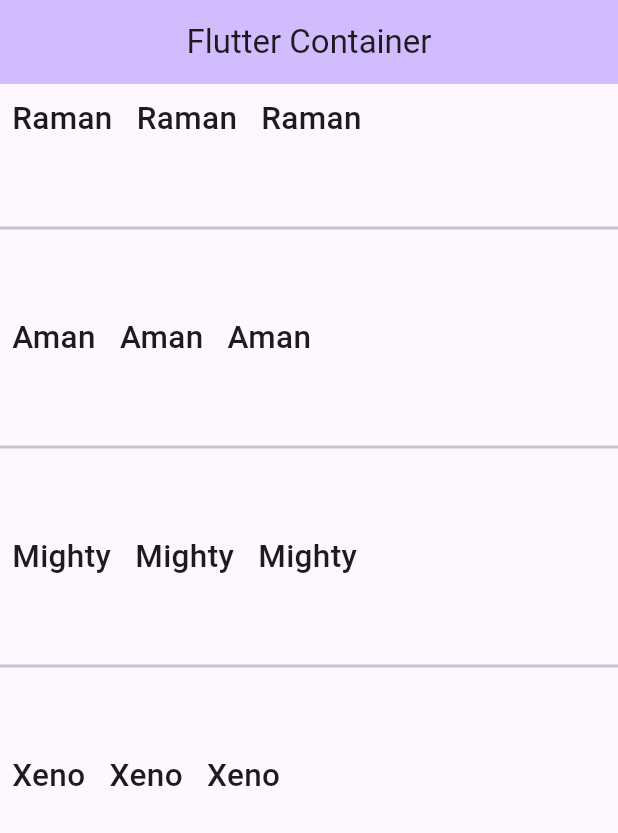
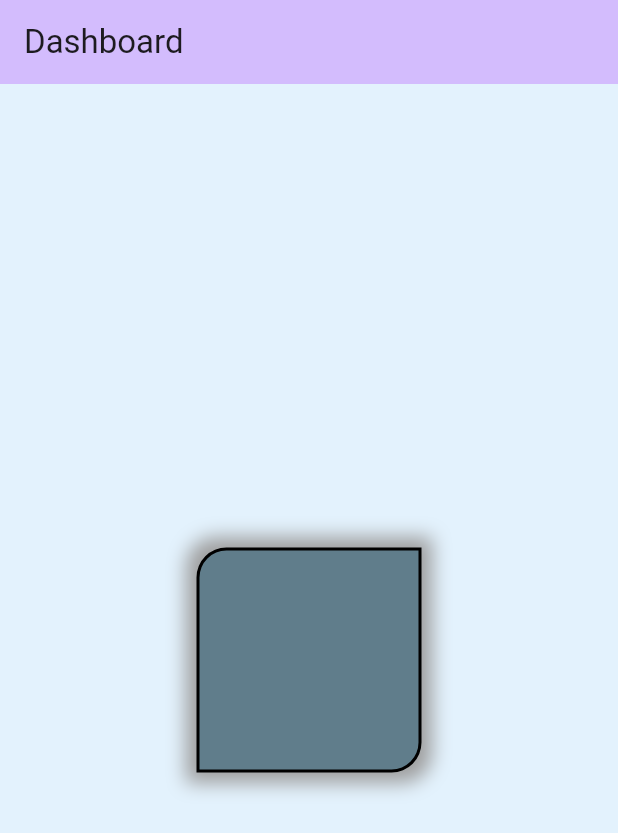
Before and after one commit to priyanshudekate01/learningFlutter, a Flutter app: the screen it shows after launch, on a phone screen of 412 x 824 dp. Shown: the top 833 px of the screen. Run offline on Flutter 3.47's test engine with Material 3 defaults, Android fonts, the phone set to English and light mode, and no system bars.

Commit message:
decoration in container

```diff
--- a/lib/main.dart
+++ b/lib/main.dart
@@ -41,79 +41,45 @@ class _MyHomePageState extends State<MyHomePage> {
   @override
   Widget build(BuildContext context) {
 
-    var names = ['Raman', 'Aman', 'Mighty', 'Xeno'];
-
     return Scaffold(
         appBar: AppBar(
 
           backgroundColor: Theme.of(context).colorScheme.inversePrimary,
 
-        title: const Center(child: Text('Flutter Container')),
+          title: Text('Dashboard'),
         ),
-        // ListView(
-        //     scrollDirection: Axis.horizontal,
-        //     children:[
-        //       Padding(
-        //         padding: const EdgeInsets.all(8.0),
-        //         child: Text('One', style: TextStyle(fontSize:23, fontWeight: FontWeight.w500)),
-        //       ),
-        //       Padding(
-        //         padding: const EdgeInsets.all(8.0),
-        //         child: Text('Two', style: TextStyle(fontSize:23, fontWeight: FontWeight.w500)),
-        //       ),
-        //       Padding(
-        //         padding: const EdgeInsets.all(8.0),
-        //         child: Text('Three', style: TextStyle(fontSize:23, fontWeight: FontWeight.w500)),
-        //       ),
-        //       Padding(
-        //         padding: const EdgeInsets.all(8.0),
-        //         child: Text('Four', style: TextStyle(fontSize:23, fontWeight: FontWeight.w500)),
-        //       ),
-        //       Padding(
-        //         padding: const EdgeInsets.all(8.0),
-        //         child: Text('Five', style: TextStyle(fontSize:23, fontWeight: FontWeight.w500)),
-        //       ),
-        //       Padding(
-        //         padding: const EdgeInsets.all(8.0),
-        //         child: Text('Six', style: TextStyle(fontSize:23, fontWeight: FontWeight.w500)),
-        //       ),
-        //       Padding(
-        //         padding: const EdgeInsets.all(8.0),
-        //         child: Text('Seven', style: TextStyle(fontSize:23, fontWeight: FontWeight.w500)),
-        //       ),
-        //       Padding(
-        //         padding: const EdgeInsets.all(8.0),
-        //         child: Text('Eight', style: TextStyle(fontSize:23, fontWeight: FontWeight.w500)),
-        //       ),
-        //
-        //     ]
-        // )
+        body:Container(
+          width: double.infinity,
+          height: double.infinity,
+          color: Colors.blue.shade50,
+          child: Center(
+            child: Container(
+              width: 150,
+              height: 150,
 
-      body: ListView.separated(itemBuilder: (context, index) {
-        return Row(
-          children: [
-          Padding(
-            padding: const EdgeInsets.all(8.0),
-            child: Text(names[index],style: TextStyle(fontSize : 21, fontWeight: FontWeight.w500),),
+              decoration: BoxDecoration(
+                borderRadius: BorderRadius.only(
+                  topLeft:  Radius.circular(20),
+                  bottomRight: Radius.circular(20),
                 ),
-        Padding(
-          padding: const EdgeInsets.all(8.0),
-          child: Text(names[index],style: TextStyle(fontSize : 21, fontWeight: FontWeight.w500),),
+                border: Border.all(
+                  color: Colors.black,
+                  width: 2,
                 ),
-        Padding(
-          padding: const EdgeInsets.all(8.0),
-          child: Text(names[index],style: TextStyle(fontSize : 21, fontWeight: FontWeight.w500),),
+                boxShadow:[
+                  BoxShadow(
+                    blurRadius: 10,
+                    spreadRadius: 7,
+                    color: Colors.grey
                   )
-          ],
-        );
-      },
-      itemCount: names.length,
-        separatorBuilder: (context, index){
-        return Divider(height: 100,thickness: 2,);
-        },
+                ] ,
+                shape: BoxShape.rectangle,
+                // borderRadius: BorderRadius.circular(20),
+                color: Colors.blueGrey,
+              ),
+            ),
+          ),
         )
-
-
 
 
       // This trailing comma makes auto-formatting nicer for build methods.
```
Lines whose indentation alone changed are shown as unchanged.
